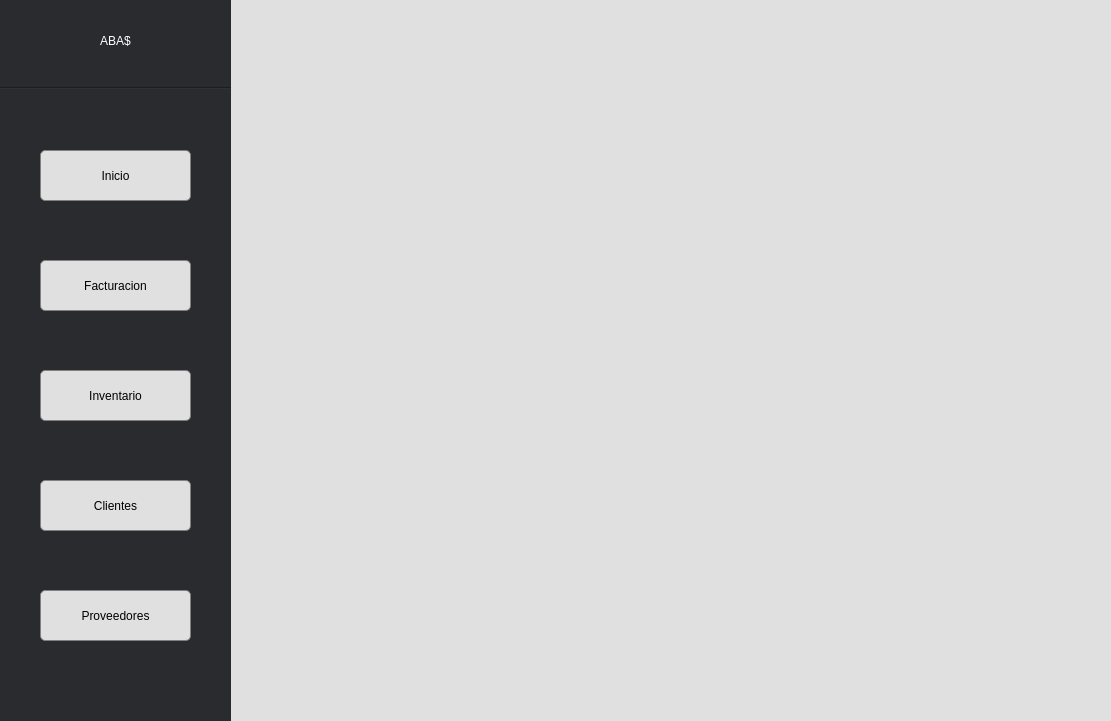
adriii0104/ABAS_SYSTEM, file UI/Home.ui: the form before one commit.
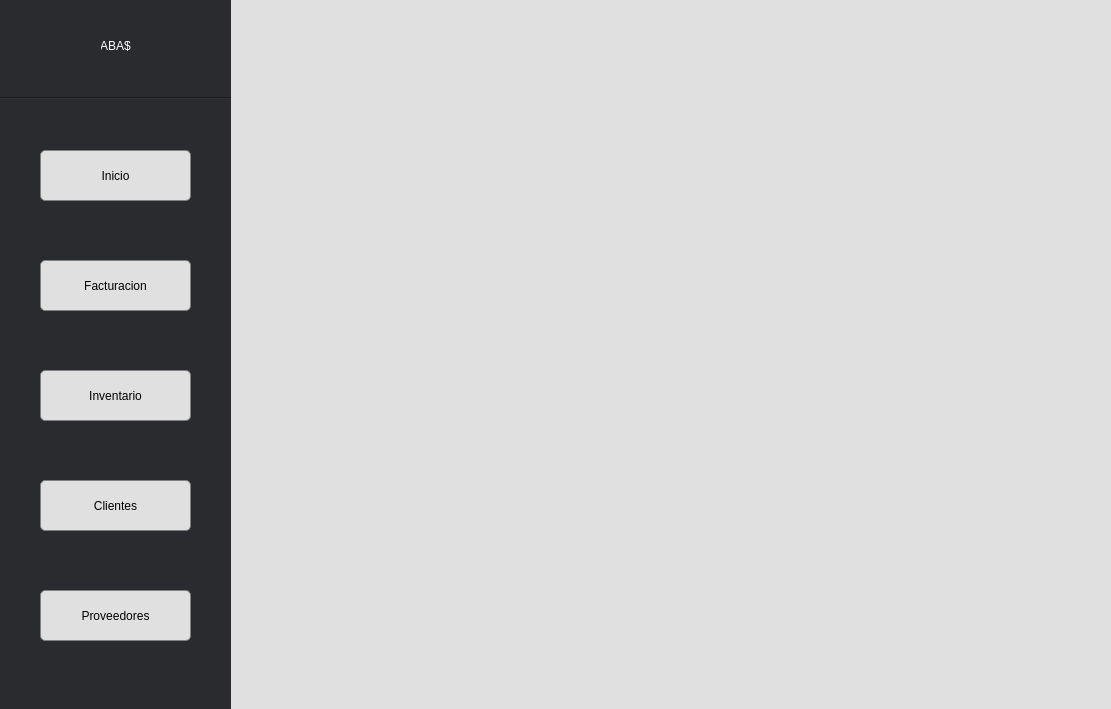
The form after the commit. Icons and pictures are not drawn.

What changed in the file:
```diff
--- a/UI/Home.ui
+++ b/UI/Home.ui
@@ -7,7 +7,7 @@
     <x>0</x>
     <y>0</y>
     <width>1111</width>
-    <height>721</height>
+    <height>709</height>
    </rect>
   </property>
   <property name="windowTitle">
@@ -112,17 +112,17 @@
       <string>Facturacion</string>
      </property>
     </widget>
-    <widget class="QLabel" name="label">
+    <widget class="QLabel" name="label1">
      <property name="geometry">
       <rect>
        <x>100</x>
-       <y>10</y>
-       <width>101</width>
-       <height>61</height>
+       <y>0</y>
+       <width>111</width>
+       <height>91</height>
       </rect>
      </property>
      <property name="styleSheet">
-      <string notr="true">font: 30pt &quot;Baskerville Old Face&quot;;
+      <string notr="true">font: 32pt &quot;Baskerville Old Face&quot;;
 color: rgb(255, 255, 255);</string>
      </property>
      <property name="text">
@@ -152,7 +152,7 @@
      <property name="geometry">
       <rect>
        <x>0</x>
-       <y>80</y>
+       <y>90</y>
        <width>231</width>
        <height>16</height>
       </rect>
@@ -161,6 +161,25 @@
       <enum>Qt::Horizontal</enum>
      </property>
     </widget>
+    <widget class="QLabel" name="label">
+     <property name="geometry">
+      <rect>
+       <x>10</x>
+       <y>0</y>
+       <width>91</width>
+       <height>91</height>
+      </rect>
+     </property>
+     <property name="text">
+      <string/>
+     </property>
+     <property name="pixmap">
+      <pixmap>../IMGS/27.png</pixmap>
+     </property>
+     <property name="scaledContents">
+      <bool>true</bool>
+     </property>
+    </widget>
    </widget>
   </widget>
  </widget>
```
Left out of the diff: 19 changed lines with no effect on the pictures.
